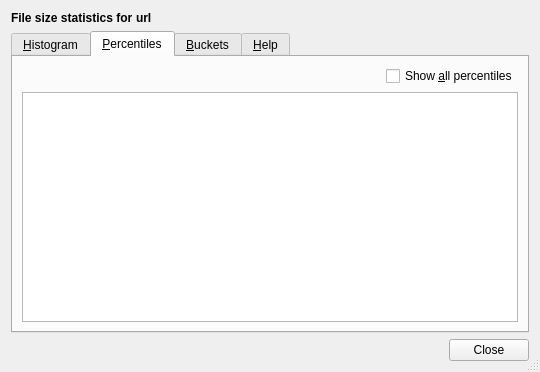
Lithopsian/qt6dirstat, file src/file-size-stats-window.ui: the form before one commit.
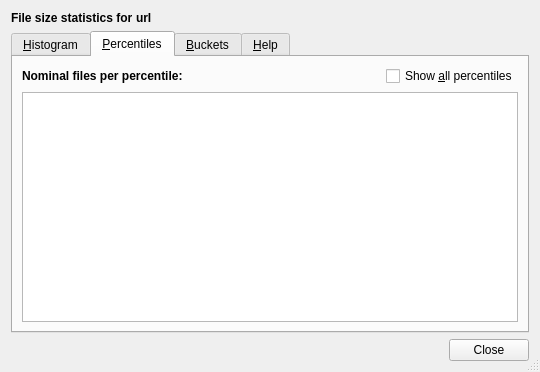
The form after the commit. The open tabs and pages were chosen to show the change. Icons and pictures are not drawn. Custom widgets are drawn as their Qt base class.

```diff
--- a/src/file-size-stats-window.ui
+++ b/src/file-size-stats-window.ui
@@ -204,6 +204,35 @@
       <layout class="QVBoxLayout" name="percentilePageLayout">
        <item>
         <layout class="QHBoxLayout" name="topComboBoxLayout">
+         <item>
+          <widget class="QLabel" name="nominalCountLabel">
+           <property name="font">
+            <font>
+             <weight>75</weight>
+             <bold>true</bold>
+            </font>
+           </property>
+           <property name="text">
+            <string>Nominal files per percentile:</string>
+           </property>
+          </widget>
+         </item>
+         <item>
+          <widget class="QLabel" name="nominalCount"/>
+         </item>
+         <item>
+          <spacer name="horizontalSpacer">
+           <property name="orientation">
+            <enum>Qt::Horizontal</enum>
+           </property>
+           <property name="sizeHint" stdset="0">
+            <size>
+             <width>40</width>
+             <height>20</height>
+            </size>
+           </property>
+          </spacer>
+         </item>
          <item alignment="Qt::AlignRight">
           <widget class="QCheckBox" name="percentileFilterCheckBox">
            <property name="text">
```
